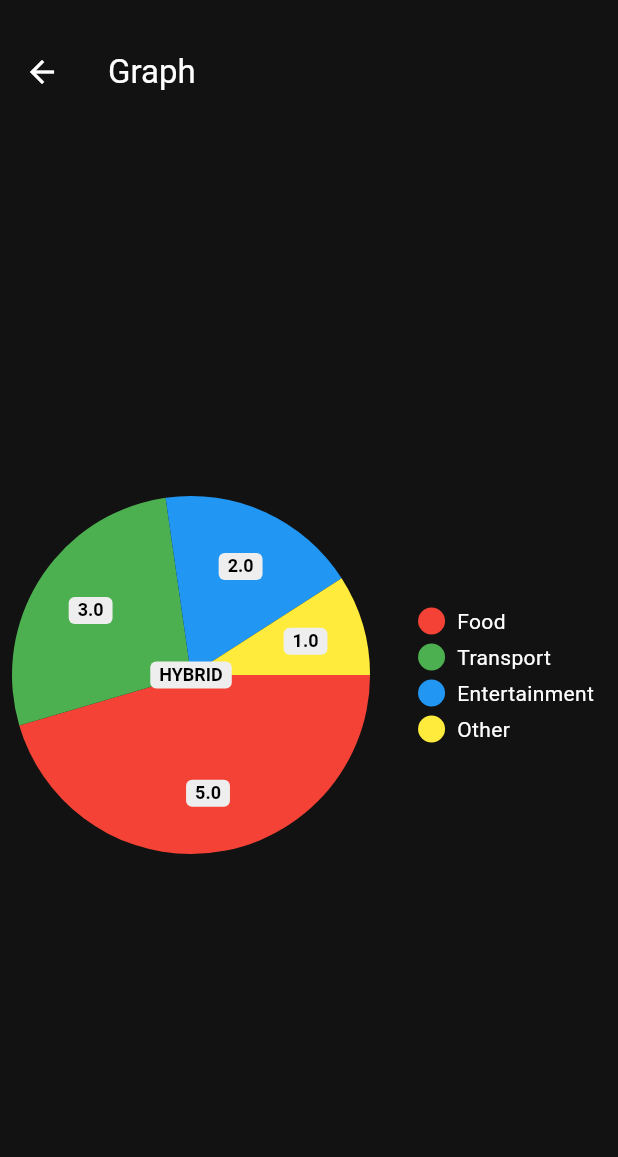
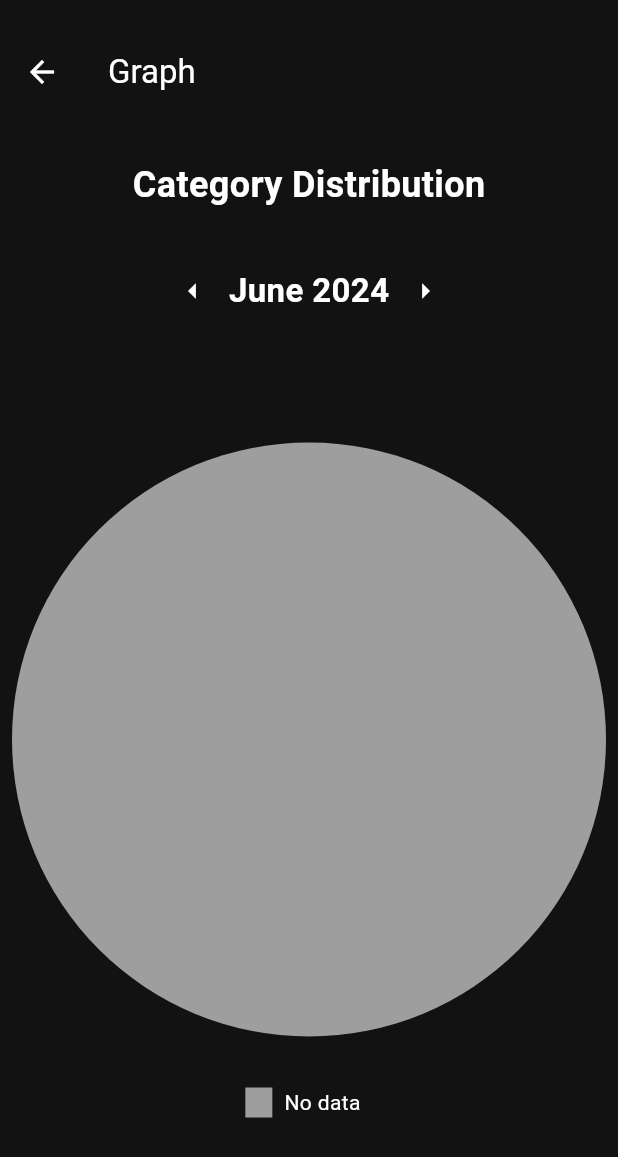
Before and after one commit to PioBasile/Lira, a Flutter app: the Graph screen opened by its route, on a phone screen of 412 x 824 dp. Shown: the top 1157 px of the screen. Run offline on Flutter 3.47's test engine with Material 3 defaults, Android fonts, the phone set to English and light mode, and no system bars; drawn by our look-alikes of pie_chart; our stand-ins replace cloud_firestore, firebase_auth, firebase_core, percent_indicator, table_calendar; missing offline and left inert: avoid_keyboard; accounts and stored records are empty.

Commit message:
working graph yahoooooo

```diff
--- a/lib/main.dart
+++ b/lib/main.dart
@@ -21,15 +21,15 @@ import 'package:test/services/calculations/calculations.dart';
 
 //--------------------To FIX---------------------
 //calculate one time per month the salary , add something to track it per month and year
+//when i change the max spending per month , the daily progress resets , fix it
 
 /* -------------------- SHIT TO DO ---------------------------------
 - add somewehere to show description in calendar
 - make the db work and link it with everything
 - add settings page , maybe to delete account or some shit
-- link graph to db
 - on calendar possibility to see description and shit by pressing on day and per mounth how much u spent
-- able to edit their shit on profile page + link it to db , except email
 - add currency maybe , idk if good or no, if yes in setting page
+- maybe add more graphs
 
 -------------------AT THE END ------------------
 - change language , setting page
@@ -70,7 +70,7 @@ class MyApp extends StatelessWidget {
 
         '/profile': (context) => const Profile(),
 
-        '/graph': (context) => Graph(),
+        '/graph': (context) => const Graph(),
 
         '/firsttime': (context) => const FirstTime(),
 
--- a/lib/pages/graph.dart
+++ b/lib/pages/graph.dart
@@ -1,36 +1,91 @@
+// ignore_for_file: library_private_types_in_public_api
+
+import 'dart:math';
 import 'package:flutter/material.dart';
 import 'package:pie_chart/pie_chart.dart';
+// ignore: depend_on_referenced_packages
+import 'package:intl/intl.dart';
+import 'package:test/services/calculations/calculations.dart';
 
-class Graph extends StatelessWidget {
-  Graph({super.key});
 
-  //can put a list of items for the piechart, and so i can
-  //create a list for each day and replace it in the piechart
+class Graph extends StatefulWidget {
+  const Graph({super.key});
 
-  final List<Color> colorList = [
-    Colors.red,
-    Colors.green,
-    Colors.blue,
-    Colors.yellow,
-    Colors.pink,
-    Colors.purple,
-    Colors.orange,
-    Colors.cyan,
-    Colors.teal,
-    Colors.lime,
-    Colors.indigo,
-    Colors.amber,
-    Colors.brown,
-  ];
+  @override
+  _GraphState createState() => _GraphState();
+}
+
+class _GraphState extends State<Graph> {
+  DateTime selectedDate = DateTime.now();
+
+
+  Color getRandomColor() {
+    Random random = Random();
+    return Color.fromRGBO(
+      random.nextInt(256),
+      random.nextInt(256),
+      random.nextInt(256),
+      1.0,
+    );
+  }
+
+  List<Color> getColorList(Map<String, double> dataMap) {
+    List<Color> colorList = [];
+    dataMap.forEach((category, _) {
+      if (category == 'not specified') {
+        colorList.add(Colors.grey); // Gray for "not specified"
+      } else {
+        colorList.add(getRandomColor());
+      }
+    });
+    return colorList;
+  }
+
+  Map<String, double> getDataMap() {
+    String month = DateFormat('MMMM').format(selectedDate);
+    int year = selectedDate.year;
+    List<Map<String, dynamic>> payments = getPaymentsForMonth(month, year.toString());
+    Map<String, double> dataMap = {};
+    for (var payment in payments) {
+      List category = payment['categories'];
+      double amount = payment['amount'];
+      for(var cate in category){
+        // ignore: unnecessary_null_comparison
+        if (cate != null && amount != null) {
+          dataMap[cate] = (dataMap[cate] ?? 0) + amount; // Sum amounts per category
+        }
+      }
+    }
+    return dataMap;
+  }
+
+  void _incrementMonth() {
+    setState(() {
+      selectedDate = DateTime(selectedDate.year, selectedDate.month + 1);
+    });
+  }
+
+  void _decrementMonth() {
+    setState(() {
+      selectedDate = DateTime(selectedDate.year, selectedDate.month - 1);
+    });
+  }
 
   @override
   Widget build(BuildContext context) {
+    Map<String, double> dataMap = getDataMap();
+    List<Color> colorList = getColorList(dataMap);
+    // Check if dataMap is empty and handle the "No data" case
+    if (dataMap.isEmpty) {
+      dataMap = {'No data': 0};
+      colorList = [Colors.grey];
+    }
     return Scaffold(
       backgroundColor: const Color.fromARGB(255, 18, 18, 18),
       appBar: PreferredSize(
-            preferredSize: const Size.fromHeight(kToolbarHeight + 20.0),  // Augmente la hauteur de l'AppBar pour inclure l'espace ajouté
+        preferredSize: const Size.fromHeight(kToolbarHeight + 20.0),
         child: Padding(
-              padding: const EdgeInsets.only(top: 20.0),  // Ajoute un espace au-dessus de l'AppBar
+          padding: const EdgeInsets.only(top: 20.0),
           child: AppBar(
             title: const Text('Graph', style: TextStyle(color: Colors.white)),
             backgroundColor: const Color.fromARGB(255, 18, 18, 18),
@@ -38,7 +93,37 @@ class Graph extends StatelessWidget {
           ),
         ),
       ),
-        body: Center(
+      body: Column(
+        children: [
+          const SizedBox(height: 30), // Add some space between month selector and title
+          const Text(
+            'Category Distribution',
+            style: TextStyle(color: Colors.white, fontSize: 24, fontWeight: FontWeight.bold),
+          ),
+          const SizedBox(height: 30),
+          Row(
+            mainAxisAlignment: MainAxisAlignment.center,
+            children: [
+              IconButton(
+                icon: const Icon(Icons.arrow_left, color: Colors.white),
+                onPressed: _decrementMonth,
+              ),
+              Text(
+                DateFormat('MMMM yyyy').format(selectedDate),
+                style: const TextStyle(color: Colors.white, fontSize: 22, fontWeight: FontWeight.bold),
+              ),
+              IconButton(
+                icon: const Icon(Icons.arrow_right, color: Colors.white),
+                onPressed: _incrementMonth,
+              ),
+            ],
+          ),
+          Expanded(
+            child: Center(
+              child: Column(
+                mainAxisAlignment: MainAxisAlignment.center,
+                children: [
+                  Expanded(
                     child: PieChart(
                       animationDuration: const Duration(milliseconds: 800),
                       chartLegendSpacing: 32,
@@ -46,20 +131,16 @@ class Graph extends StatelessWidget {
                       initialAngleInDegree: 0,
                       chartType: ChartType.disc,
                       ringStrokeWidth: 32,
-            centerText: "HYBRID",
-            dataMap: const {
-              'Food': 5,
-              'Transport': 3,
-              'Entertainment': 2,
-              'Other': 1,
-            },
+                      centerText: "",
+                      dataMap: dataMap,
                       legendOptions: const LegendOptions(
-              showLegendsInRow: false,
-              legendPosition: LegendPosition.right,
+                        showLegendsInRow: true,
+                        legendPosition: LegendPosition.bottom,
                         showLegends: true,
                         legendTextStyle: TextStyle(
                           color: Colors.white,
                         ),
+                        legendShape: BoxShape.rectangle,
                       ),
                       chartValuesOptions: const ChartValuesOptions(
                         showChartValueBackground: true,
@@ -69,7 +150,13 @@ class Graph extends StatelessWidget {
                         decimalPlaces: 1,
                       ),
                     ),
-        )
+                  ),
+                ],
+              ),
+            ),
+          ),
+        ],
+      ),
     );
   }
 }
--- a/lib/pages/payed.dart
+++ b/lib/pages/payed.dart
@@ -221,6 +221,11 @@ class _PayedState extends State<Payed> {
       return category['name'];
     }).toList();
 
+    // Default to "not specified" if no category is selected
+    if (selectedCategories.isEmpty) {
+      selectedCategories.add("not specified");
+    }
+
     FireStoreService service = FireStoreService();
     await service.updateOrCreateTransaction(
         amount, description, dateTime, selectedCategories);
--- a/lib/services/calculations/calculations.dart
+++ b/lib/services/calculations/calculations.dart
@@ -83,8 +83,7 @@ List<Map<String, dynamic>> getPaymentsForMonth(String month, String year) {
   return paymentsForMonth;
 }
 
-List<Map<String, dynamic>> getReceivedPaymentsForMonth(
-    String month, String year) {
+List<Map<String, dynamic>> getReceivedPaymentsForMonth(String month, String year) {
   List<Map<String, dynamic>> receivedPaymentsForMonth = [];
   List<Map<String, dynamic>> receivedPaymentsAll = getReceivedPayments();
 
@@ -107,6 +106,28 @@ List<Map<String, dynamic>> getRecurringPaymentsForMonth() {
   }
   print("reccuring payments: $recurringPaymentsForMonth");
   return recurringPaymentsForMonth;
+}
+
+List<Map<int, String>> getCategotoriesPerPaymentPerMonth(String year, String month) {
+  List<Map<int, String>> categoriesPerPaymentPerMonth = [];
+  List<Map<String, dynamic>> payments = getPaymentsForMonth(month, year);
+
+  print("Payments for $month $year: $payments");
+
+  for (int i = 0; i < payments.length; i++) {
+    var categories = payments[i]['categories'];
+    if (categories != null && categories is List && categories.isNotEmpty) {
+      for (var category in categories) {
+        if (category != null && category is String) {
+          categoriesPerPaymentPerMonth.add({i + 1: category});
+        }
+      }
+    }
+
+  }
+
+  print("Categories per payment per month: $categoriesPerPaymentPerMonth");
+  return categoriesPerPaymentPerMonth;
 }
 
 // Calculate the total amount spent in a month
--- a/lib/services/database/firestore.dart
+++ b/lib/services/database/firestore.dart
@@ -277,4 +277,6 @@ class FireStoreService {
     return info;
   }
 
+
+
 }
```
Also changed, not shown: lib/components/themes.dart (deleted). Lines whose indentation alone changed are shown as unchanged.
